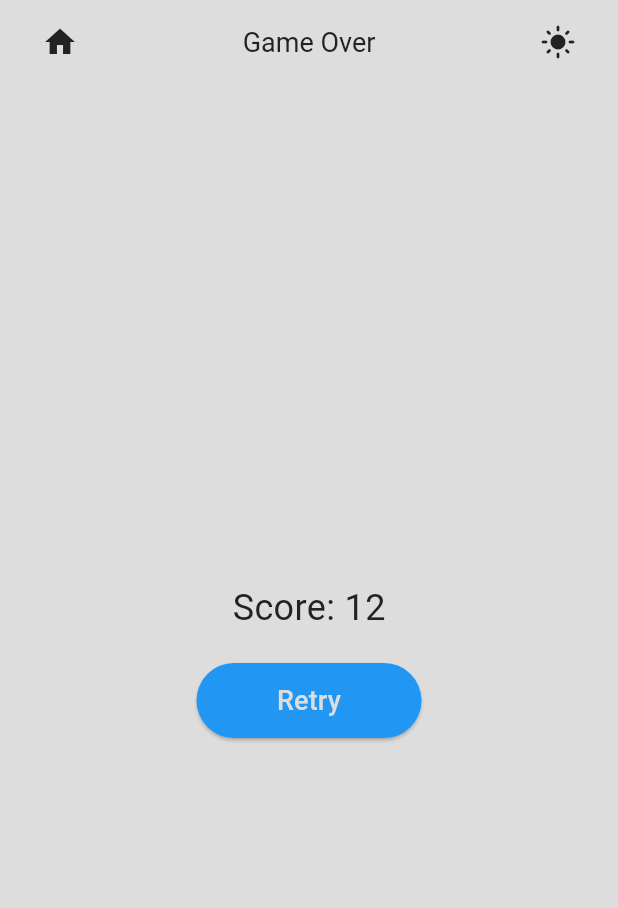
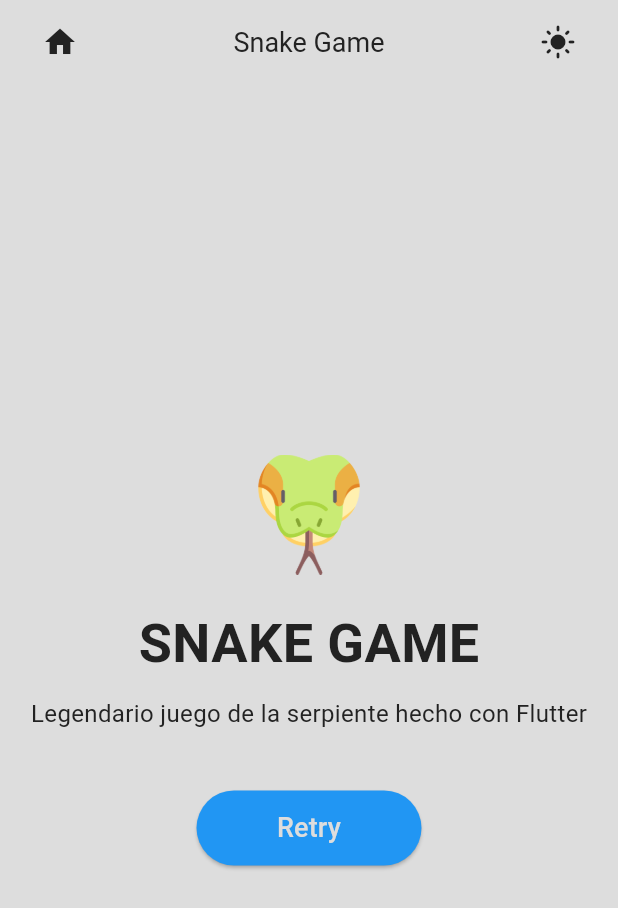
Before and after one commit to Onyx2006/flutter-snake, a Flutter app: the screen it shows after launch, on a phone screen of 412 x 824 dp. Shown: the top 908 px of the screen. Run offline on Flutter 3.47's test engine with Material 3 defaults, Android fonts, the phone set to English and light mode, and no system bars; our stand-ins replace go_router.

Commit message:
Add home screen

```diff
--- a/lib/routing/router.dart
+++ b/lib/routing/router.dart
@@ -3,6 +3,7 @@ import 'package:go_router/go_router.dart';
 import 'routes.dart';
 import '../screens/game_screen.dart';
 import '../screens/game_over_screen.dart';
+import '../screens/home_screen.dart';
 
 class AppRouter {
   static final router = GoRouter(
@@ -11,7 +12,7 @@ class AppRouter {
       GoRoute(
         path: Routes.home,
         builder: (context, state) {
-          return const GameOverScreen(); // Change this to Home/Menu screen
+          return const HomeScreen();
         },
       ),
       GoRoute(
--- /dev/null
+++ b/lib/screens/home_screen.dart
@@ -0,0 +1,54 @@
+import 'package:flutter/material.dart';
+import 'package:go_router/go_router.dart';
+
+import '../routing/routes.dart';
+import '../widgets/bar.dart';
+import '../widgets/retry_button.dart';
+
+class HomeScreen extends StatelessWidget {
+  const HomeScreen({super.key});
+
+  @override
+  Widget build(BuildContext context) {
+    const String appTitle = 'Snake Game';
+
+    final isDesktop = MediaQuery.of(context).size.width > 600;
+    final titleSize = isDesktop ? 48.0 : 36.0;
+    final subtitleSize = isDesktop ? 20.0 : 16.0;
+
+    return Scaffold(
+      appBar: const Bar(title: appTitle),
+      body: Center(
+        child: Column(
+          mainAxisAlignment: MainAxisAlignment.center,
+          children: [
+            Image.asset(
+              'assets/images/snake_head.png',
+              width: 80,
+              height: 80,
+            ),
+            const SizedBox(height: 20),
+            Text(
+              'SNAKE GAME',
+              style: TextStyle(
+                fontSize: titleSize,
+                fontWeight: FontWeight.bold,
+              ),
+            ),
+            const SizedBox(height: 10),
+            Text(
+              'Legendario juego de la serpiente hecho con Flutter',
+              style: TextStyle(fontSize: subtitleSize),
+            ),
+            const SizedBox(height: 40),
+            RetryButton(
+              onPressed: () {
+                context.go(Routes.game);
+              },
+            ),
+          ],
+        ),
+      ),
+    );
+  }
+}
--- a/lib/widgets/bar.dart
+++ b/lib/widgets/bar.dart
@@ -7,7 +7,10 @@ import '../routing/routes.dart';
 
 class Bar extends StatelessWidget implements PreferredSizeWidget {
   final String title;
-  const Bar({super.key, required this.title});
+  const Bar({
+    super.key,
+    required this.title
+  });
 
   @override
   Size get preferredSize => const Size.fromHeight(kToolbarHeight);
```
